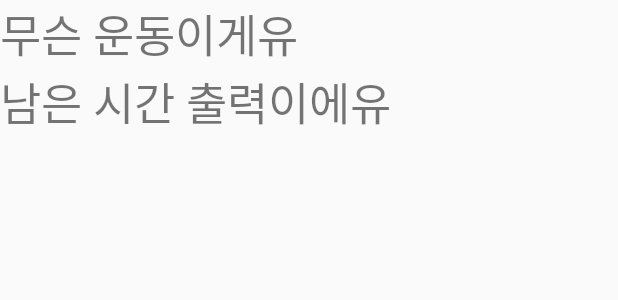
After one commit to DAEHYEONJO/NEWDnsProject, an Android app: the layout activity_execute.xml on its own in the app's theme, with its tools: preview values and no code run, on a phone screen of 412 x 824 dp. The commit adds this screen. Shown: the top 300 px of the screen. Run offline under Robolectric (Android 15) with nearby library versions, the phone set to English and light mode, and no system bars.

Commit message:
ExecuteActivity
Execute루틴 실행,,,
아직 engine이랑 디비에 저장 남음

```diff
--- a/app/src/main/java/com/example/dnsproject/LoginActivity.kt
+++ b/app/src/main/java/com/example/dnsproject/LoginActivity.kt
@@ -64,8 +64,8 @@ class LoginActivity : AppCompatActivity() {
         SignUpButton.setOnClickListener {
             if (IdText.text.isNotEmpty() && PwText.text.isNotEmpty()) {
                 val exerciseList = ArrayList<Exercise>()
-                exerciseList.add(Exercise("default", "0kg", "0회"))
-                exerciseList.add(Exercise("default2", "20kg", "20회"))
+                exerciseList.add(Exercise("default", "0kg", "10", "2"))
+                exerciseList.add(Exercise("default2", "20kg", "20", "1"))
                 val routineList=ArrayList<Routine>()
                 routineList.add(Routine("첫번째", exerciseList))
                 val user = User( IdText.text.toString(),
--- a/app/src/main/java/com/example/dnsproject/exeClasses/Exercise.kt
+++ b/app/src/main/java/com/example/dnsproject/exeClasses/Exercise.kt
@@ -5,5 +5,6 @@ import java.io.Serializable
 class Exercise (
     var name:String,
     var weight:String,
-    var count:String
+    var count:String,
+    var setCount:String
 ): Serializable
--- /dev/null
+++ b/app/src/main/res/layout/activity_execute.xml
@@ -0,0 +1,25 @@
+<?xml version="1.0" encoding="utf-8"?>
+<LinearLayout
+    xmlns:android="http://schemas.android.com/apk/res/android"
+    xmlns:app="http://schemas.android.com/apk/res-auto"
+    xmlns:tools="http://schemas.android.com/tools"
+    android:orientation="vertical"
+    android:layout_width="match_parent"
+    android:layout_height="match_parent"
+    tools:context=".ExecuteActivity">
+    <TextView
+        android:layout_width="wrap_content"
+        android:layout_height="wrap_content"
+        android:textSize="30dp"
+        android:text="무슨 운동이게유"
+        android:id="@+id/current_action"
+        />
+    <TextView
+        android:layout_width="wrap_content"
+        android:layout_height="wrap_content"
+        android:textSize="30dp"
+        android:text="남은 시간 출력이에유"
+        android:id="@+id/remain_time"
+        />
+
+</LinearLayout>
```
Also changed, not shown: app/src/main/java/com/example/dnsproject/ExecuteActivity.kt (added, +99 -0 lines), app/src/main/java/com/example/dnsproject/MainActivity.kt (+14 -6 lines).
